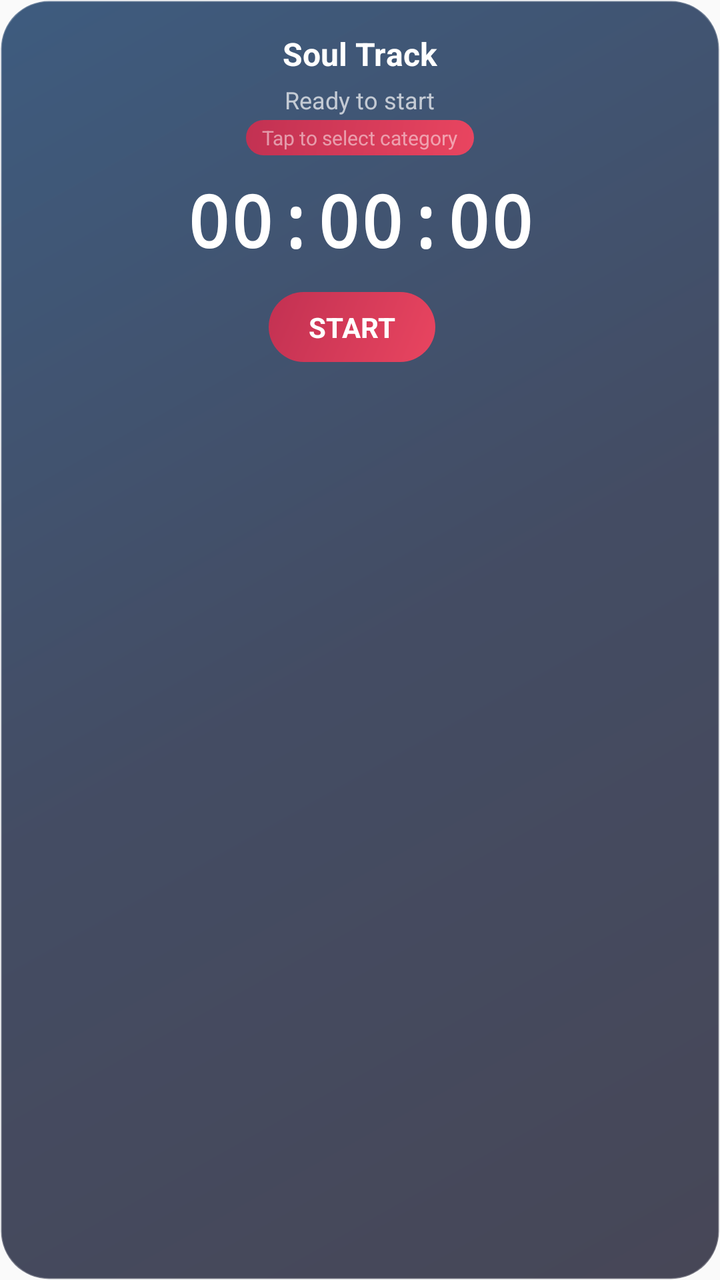
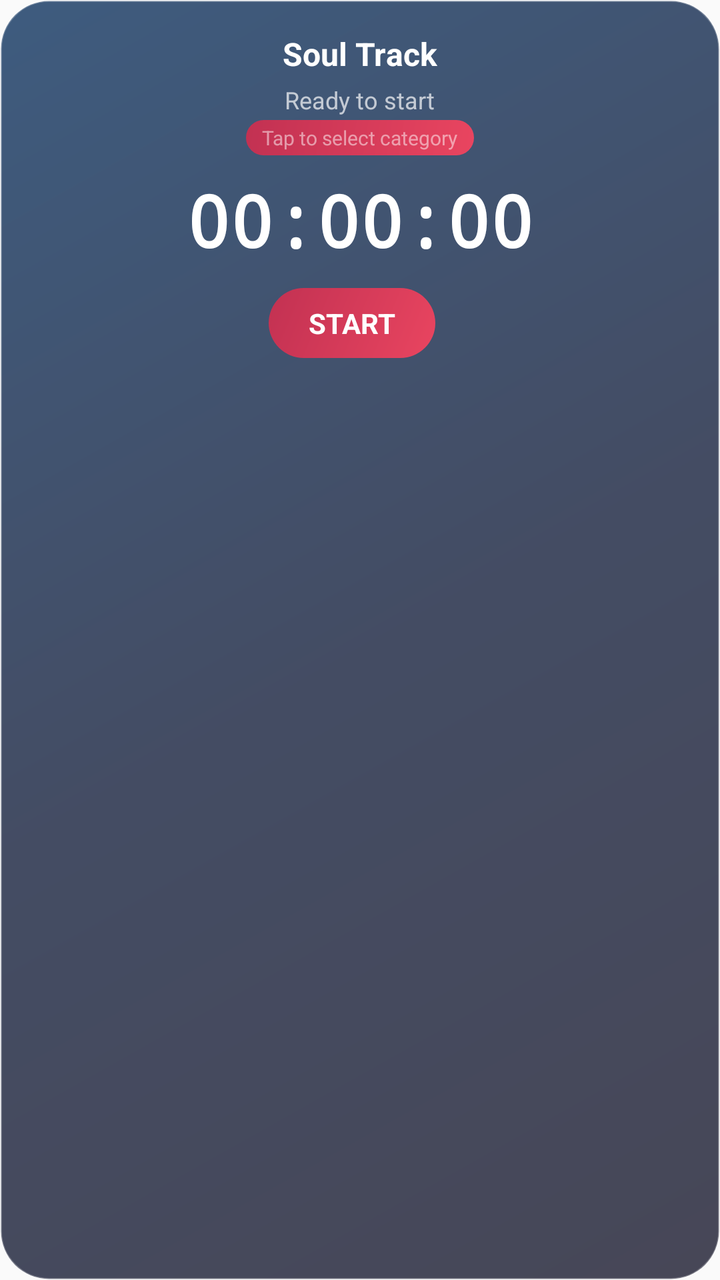

An Android layout rendered at two revisions. The XML below is the earlier revision; the diff shows what the commit changed to produce the second picture.
<!-- AndroidManifest.xml: application theme Theme.DailyTrack -->
<!-- res/layout/widget_timer.xml -->
<?xml version="1.0" encoding="utf-8"?>
<RelativeLayout xmlns:android="http://schemas.android.com/apk/res/android"
    android:layout_width="match_parent"
    android:layout_height="match_parent"
    android:background="@drawable/widget_background"
    android:padding="16dp">

    <TextView
        android:id="@+id/widget_title"
        android:layout_width="wrap_content"
        android:layout_height="wrap_content"
        android:layout_alignParentTop="true"
        android:layout_centerHorizontal="true"
        android:text="Soul Track"
        android:textColor="#FFFFFF"
        android:textSize="16sp"
        android:textStyle="bold" />

    <TextView
        android:id="@+id/widget_session_name"
        android:layout_width="wrap_content"
        android:layout_height="wrap_content"
        android:layout_below="@id/widget_title"
        android:layout_centerHorizontal="true"
        android:layout_marginTop="4dp"
        android:text="Ready to start"
        android:textColor="#B0FFFFFF"
        android:textSize="12sp" />

    <TextView
        android:id="@+id/widget_category"
        android:layout_width="wrap_content"
        android:layout_height="wrap_content"
        android:layout_below="@id/widget_session_name"
        android:layout_centerHorizontal="true"
        android:layout_marginTop="2dp"
        android:text="Tap to select category"
        android:textColor="#80FFFFFF"
        android:textSize="10sp"
        android:background="@drawable/widget_button_background"
        android:paddingHorizontal="8dp"
        android:paddingVertical="2dp" />

    <TextView
        android:id="@+id/widget_timer"
        android:layout_width="wrap_content"
        android:layout_height="wrap_content"
        android:layout_below="@id/widget_category"
        android:layout_centerHorizontal="true"
        android:layout_marginTop="8dp"
        android:text="00:00:00"
        android:textColor="#FFFFFF"
        android:textSize="36sp"
        android:textStyle="bold"
        android:fontFamily="monospace" />

    <LinearLayout
        android:layout_width="match_parent"
        android:layout_height="wrap_content"
        android:layout_below="@id/widget_timer"
        android:layout_centerHorizontal="true"
        android:layout_marginTop="12dp"
        android:gravity="center"
        android:orientation="horizontal">

        <TextView
            android:id="@+id/widget_btn_start"
            android:layout_width="wrap_content"
            android:layout_height="wrap_content"
            android:background="@drawable/widget_button_background"
            android:paddingHorizontal="20dp"
            android:paddingVertical="8dp"
            android:text="START"
            android:textColor="#FFFFFF"
            android:textSize="14sp"
            android:textStyle="bold"
            android:layout_marginEnd="8dp" />

        <TextView
            android:id="@+id/widget_btn_stop"
            android:layout_width="wrap_content"
            android:layout_height="wrap_content"
            android:background="@drawable/widget_button_stop_background"
            android:paddingHorizontal="20dp"
            android:paddingVertical="8dp"
            android:text="STOP"
            android:textColor="#FFFFFF"
            android:textSize="14sp"
            android:textStyle="bold"
            android:layout_marginEnd="8dp"
            android:visibility="gone" />

        <TextView
            android:id="@+id/widget_btn_reset"
            android:layout_width="wrap_content"
            android:layout_height="wrap_content"
            android:background="@drawable/widget_button_background"
            android:paddingHorizontal="20dp"
            android:paddingVertical="8dp"
            android:text="RESET"
            android:textColor="#FFFFFF"
            android:textSize="14sp"
            android:textStyle="bold"
            android:visibility="gone" />
    </LinearLayout>

</RelativeLayout>
<!-- resources referenced by this layout -->
<resources>
  <!-- drawable widget_background (drawable) -->
  <?xml version="1.0" encoding="utf-8"?>
  <shape xmlns:android="http://schemas.android.com/apk/res/android"
      android:shape="rectangle">
      <gradient
          android:startColor="#CC1A1A2E"
          android:centerColor="#CC16213E"
          android:endColor="#CC0F3460"
          android:angle="135" />
      <corners android:radius="24dp" />
      <stroke
          android:width="1dp"
          android:color="#40FFFFFF" />
  </shape>
  <!-- drawable widget_button_background (drawable) -->
  <?xml version="1.0" encoding="utf-8"?>
  <shape xmlns:android="http://schemas.android.com/apk/res/android"
      android:shape="rectangle">
      <gradient
          android:startColor="#E94560"
          android:endColor="#C23152"
          android:angle="135" />
      <corners android:radius="20dp" />
  </shape>
  <!-- drawable widget_button_stop_background (drawable) -->
  <?xml version="1.0" encoding="utf-8"?>
  <shape xmlns:android="http://schemas.android.com/apk/res/android"
      android:shape="rectangle">
      <gradient
          android:startColor="#FF6B6B"
          android:endColor="#EE5A5A"
          android:angle="135" />
      <corners android:radius="20dp" />
  </shape>
  <style name="Theme.DailyTrack" parent="android:Theme.Material.Light.NoActionBar">
          <item name="android:statusBarColor">@android:color/transparent</item>
          <item name="android:navigationBarColor">@android:color/transparent</item>
          <item name="android:windowLightStatusBar">true</item>
      </style>
</resources>

<!-- the commit's change to res/layout/widget_timer.xml (unified diff, before → after) -->
@@ -54,12 +54,41 @@
         android:textStyle="bold"
         android:fontFamily="monospace" />
 
-    <LinearLayout
+    <TextView
+        android:id="@+id/widget_quote"
         android:layout_width="match_parent"
         android:layout_height="wrap_content"
         android:layout_below="@id/widget_timer"
         android:layout_centerHorizontal="true"
-        android:layout_marginTop="12dp"
+        android:layout_marginTop="8dp"
+        android:gravity="center"
+        android:text=""
+        android:textColor="#B0FFFFFF"
+        android:textSize="11sp"
+        android:fontFamily="serif"
+        android:fontStyle="italic"
+        android:maxLines="2"
+        android:ellipsize="end"
+        android:visibility="gone" />
+
+    <TextView
+        android:id="@+id/widget_quote_author"
+        android:layout_width="wrap_content"
+        android:layout_height="wrap_content"
+        android:layout_below="@id/widget_quote"
+        android:layout_centerHorizontal="true"
+        android:layout_marginTop="2dp"
+        android:text=""
+        android:textColor="#80FFFFFF"
+        android:textSize="9sp"
+        android:visibility="gone" />
+
+    <LinearLayout
+        android:layout_width="match_parent"
+        android:layout_height="wrap_content"
+        android:layout_below="@id/widget_quote_author"
+        android:layout_centerHorizontal="true"
+        android:layout_marginTop="10dp"
         android:gravity="center"
         android:orientation="horizontal">
 
